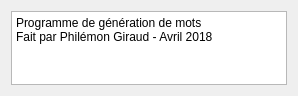
This is infos.ui in Sayanel01/GeMot as Qt 5 draws it before an edit. The edited form follows.
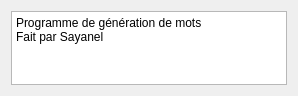
This is the edited form.

```diff
--- a/infos.ui
+++ b/infos.ui
@@ -20,9 +20,9 @@
       <string>&lt;!DOCTYPE HTML PUBLIC &quot;-//W3C//DTD HTML 4.0//EN&quot; &quot;http://www.w3.org/TR/REC-html40/strict.dtd&quot;&gt;
 &lt;html&gt;&lt;head&gt;&lt;meta name=&quot;qrichtext&quot; content=&quot;1&quot; /&gt;&lt;style type=&quot;text/css&quot;&gt;
 p, li { white-space: pre-wrap; }
-&lt;/style&gt;&lt;/head&gt;&lt;body style=&quot; font-family:'Noto Sans'; font-size:9pt; font-weight:400; font-style:normal;&quot;&gt;
-&lt;p style=&quot; margin-top:0px; margin-bottom:0px; margin-left:0px; margin-right:0px; -qt-block-indent:0; text-indent:0px;&quot;&gt;Programme de génération de mots&lt;/p&gt;
-&lt;p style=&quot; margin-top:0px; margin-bottom:0px; margin-left:0px; margin-right:0px; -qt-block-indent:0; text-indent:0px;&quot;&gt;Fait par Philémon Giraud - Avril 2018&lt;/p&gt;&lt;/body&gt;&lt;/html&gt;</string>
+&lt;/style&gt;&lt;/head&gt;&lt;body style=&quot; font-family:'Sans Serif'; font-size:9pt; font-weight:400; font-style:normal;&quot;&gt;
+&lt;p style=&quot; margin-top:0px; margin-bottom:0px; margin-left:0px; margin-right:0px; -qt-block-indent:0; text-indent:0px;&quot;&gt;&lt;span style=&quot; font-family:'Noto Sans';&quot;&gt;Programme de génération de mots&lt;/span&gt;&lt;/p&gt;
+&lt;p style=&quot; margin-top:0px; margin-bottom:0px; margin-left:0px; margin-right:0px; -qt-block-indent:0; text-indent:0px;&quot;&gt;&lt;span style=&quot; font-family:'Noto Sans';&quot;&gt;Fait par Sayanel&lt;/span&gt;&lt;/p&gt;&lt;/body&gt;&lt;/html&gt;</string>
      </property>
     </widget>
    </item>
```
